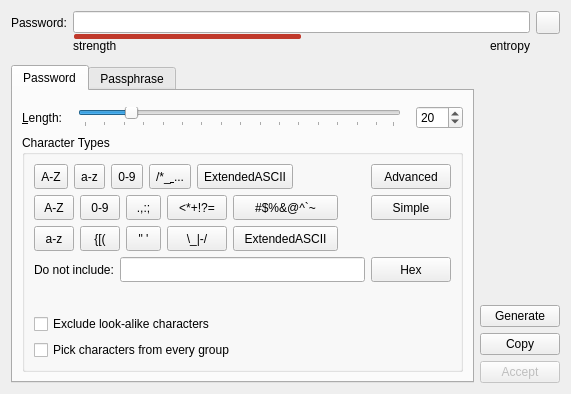
keepassxreboot/keepassxc, file src/gui/PasswordGeneratorWidget.ui: the form before one commit.
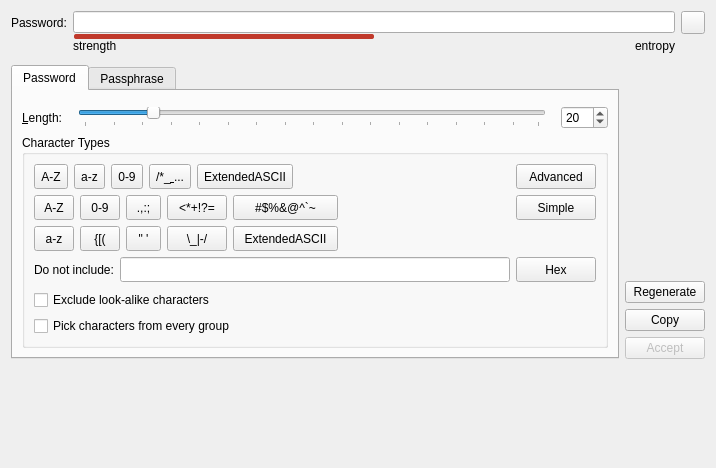
The form after the commit. Custom widgets are drawn as their Qt base class.

Diff of the .ui file:
```diff
--- a/src/gui/PasswordGeneratorWidget.ui
+++ b/src/gui/PasswordGeneratorWidget.ui
@@ -6,8 +6,8 @@
    <rect>
     <x>0</x>
     <y>0</y>
-    <width>571</width>
-    <height>394</height>
+    <width>716</width>
+    <height>468</height>
    </rect>
   </property>
   <property name="sizePolicy">
@@ -19,12 +19,15 @@
   <property name="windowTitle">
    <string/>
   </property>
-  <layout class="QVBoxLayout" name="verticalLayout_2" stretch="0,0">
+  <layout class="QVBoxLayout" name="verticalLayout_2" stretch="0,0,0">
    <property name="sizeConstraint">
     <enum>QLayout::SetMinimumSize</enum>
    </property>
    <item>
     <layout class="QGridLayout" name="passwordFieldLayout">
+     <property name="sizeConstraint">
+      <enum>QLayout::SetMinimumSize</enum>
+     </property>
      <property name="bottomMargin">
       <number>0</number>
      </property>
@@ -173,8 +176,17 @@
    </item>
    <item>
     <layout class="QHBoxLayout" name="horizontalLayout">
+     <property name="sizeConstraint">
+      <enum>QLayout::SetMinimumSize</enum>
+     </property>
      <item>
       <widget class="QTabWidget" name="tabWidget">
+       <property name="sizePolicy">
+        <sizepolicy hsizetype="Expanding" vsizetype="Minimum">
+         <horstretch>0</horstretch>
+         <verstretch>0</verstretch>
+        </sizepolicy>
+       </property>
        <property name="tabPosition">
         <enum>QTabWidget::North</enum>
        </property>
@@ -191,12 +203,24 @@
         <layout class="QGridLayout" name="gridLayout">
          <item row="1" column="0">
           <layout class="QHBoxLayout" name="optionsLayout">
+           <property name="sizeConstraint">
+            <enum>QLayout::SetMinimumSize</enum>
+           </property>
            <item>
             <widget class="QGroupBox" name="groupBox">
+             <property name="minimumSize">
+              <size>
+               <width>580</width>
+               <height>0</height>
+              </size>
+             </property>
              <property name="title">
               <string>Character Types</string>
              </property>
              <layout class="QVBoxLayout" name="verticalLayout">
+              <property name="sizeConstraint">
+               <enum>QLayout::SetMinimumSize</enum>
+              </property>
               <item>
                <widget class="QWidget" name="simpleBar" native="true">
                 <layout class="QHBoxLayout" name="horizontalLayout_4">
@@ -214,6 +238,9 @@
                  </property>
                  <item>
                   <layout class="QHBoxLayout" name="alphabetLayout" stretch="0,0,0,0,0,0,0">
+                   <property name="sizeConstraint">
+                    <enum>QLayout::SetMinimumSize</enum>
+                   </property>
                    <item>
                     <widget class="QToolButton" name="checkBoxUpper">
                      <property name="minimumSize">
@@ -405,6 +432,9 @@
                  </property>
                  <item>
                   <layout class="QVBoxLayout" name="verticalLayout_4">
+                   <property name="sizeConstraint">
+                    <enum>QLayout::SetMinimumSize</enum>
+                   </property>
                    <item>
                     <widget class="QToolButton" name="checkBoxUpperAdv">
                      <property name="minimumSize">
@@ -459,6 +489,9 @@
                  </item>
                  <item>
                   <layout class="QVBoxLayout" name="verticalLayout_6">
+                   <property name="sizeConstraint">
+                    <enum>QLayout::SetMinimumSize</enum>
+                   </property>
                    <item>
                     <widget class="QToolButton" name="checkBoxNumbersAdv">
                      <property name="minimumSize">
@@ -513,6 +546,9 @@
                  </item>
                  <item>
                   <layout class="QVBoxLayout" name="verticalLayout_7">
+                   <property name="sizeConstraint">
+                    <enum>QLayout::SetMinimumSize</enum>
+                   </property>
                    <item>
                     <widget class="QToolButton" name="checkBoxPunctuation">
                      <property name="minimumSize">
@@ -567,6 +603,9 @@
                  </item>
                  <item>
                   <layout class="QVBoxLayout" name="verticalLayout_8">
+                   <property name="sizeConstraint">
+                    <enum>QLayout::SetMinimumSize</enum>
+                   </property>
                    <item>
                     <widget class="QToolButton" name="checkBoxMath">
                      <property name="minimumSize">
@@ -621,6 +660,9 @@
                  </item>
                  <item>
                   <layout class="QVBoxLayout" name="verticalLayout_9">
+                   <property name="sizeConstraint">
+                    <enum>QLayout::SetMinimumSize</enum>
+                   </property>
                    <item>
                     <widget class="QToolButton" name="checkBoxLogograms">
                      <property name="minimumSize">
@@ -688,6 +730,9 @@
                  </item>
                  <item>
                   <layout class="QVBoxLayout" name="verticalLayout_10">
+                   <property name="sizeConstraint">
+                    <enum>QLayout::SetMinimumSize</enum>
+                   </property>
                    <item alignment="Qt::AlignTop">
                     <widget class="QPushButton" name="buttonSimpleMode">
                      <property name="minimumSize">
@@ -818,6 +863,9 @@
            <property name="spacing">
             <number>15</number>
            </property>
+           <property name="sizeConstraint">
+            <enum>QLayout::SetMinimumSize</enum>
+           </property>
            <property name="topMargin">
             <number>6</number>
            </property>
@@ -905,7 +953,7 @@
              <item row="1" column="0" alignment="Qt::AlignRight">
               <widget class="QLabel" name="labelWordCount">
                <property name="text">
-                <string>Word Count:</string>
+                <string>Word Co&amp;unt:</string>
                </property>
                <property name="buddy">
                 <cstring>spinBoxLength</cstring>
@@ -1010,7 +1058,7 @@
        <item>
         <widget class="QPushButton" name="buttonGenerate">
          <property name="text">
-          <string>Generate</string>
+          <string>Regenerate</string>
          </property>
         </widget>
        </item>
@@ -1035,6 +1083,19 @@
      </item>
     </layout>
    </item>
+   <item>
+    <spacer name="verticalSpacer_4">
+     <property name="orientation">
+      <enum>Qt::Vertical</enum>
+     </property>
+     <property name="sizeHint" stdset="0">
+      <size>
+       <width>0</width>
+       <height>0</height>
+      </size>
+     </property>
+    </spacer>
+   </item>
   </layout>
  </widget>
  <customwidgets>
```
